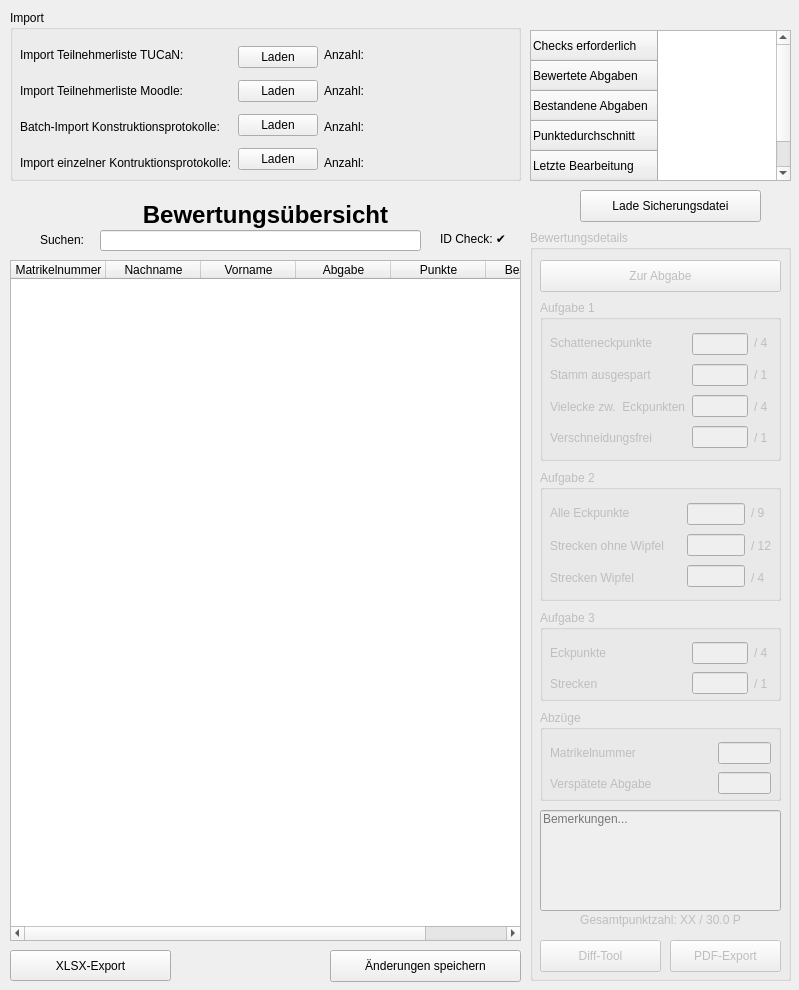
Before: the Qt Designer form gmvtestat.ui in Dimey/IIB_GMV-Testat, drawn with Qt 5.
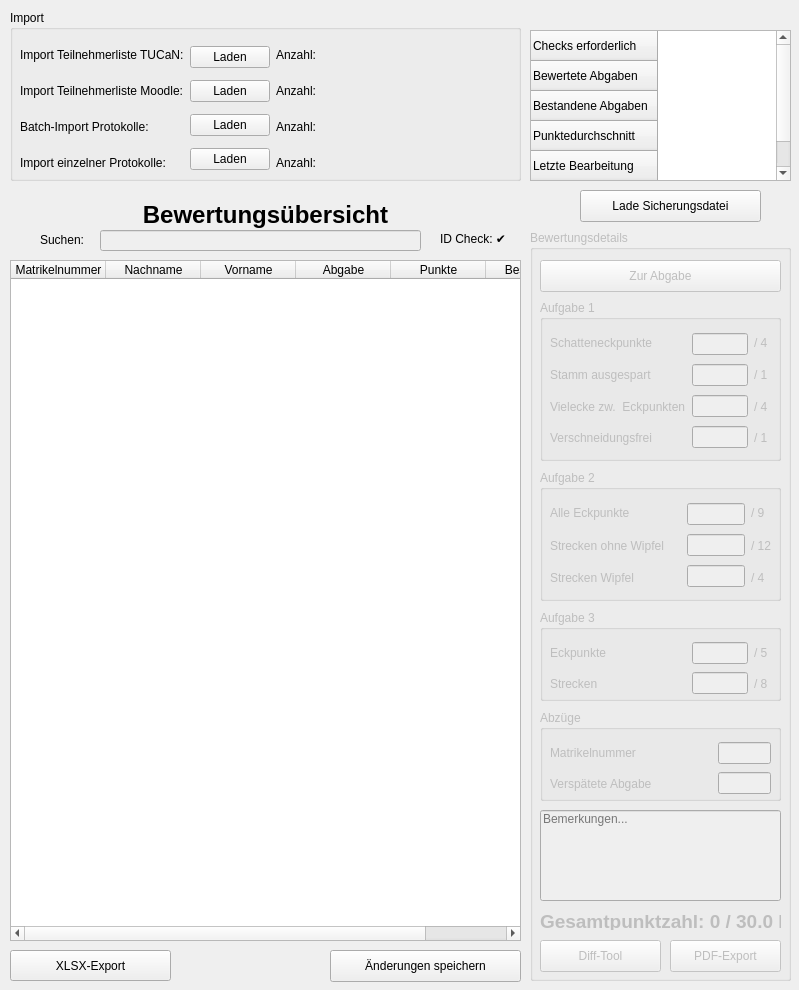
After: the same form once the commit is applied. Icons and pictures are not drawn.

What changed in the file:
```diff
--- a/gmvtestat.ui
+++ b/gmvtestat.ui
@@ -193,7 +193,7 @@
    </widget>
    <widget class="QLineEdit" name="lineEdit">
     <property name="enabled">
-     <bool>true</bool>
+     <bool>false</bool>
     </property>
     <property name="geometry">
      <rect>
@@ -242,7 +242,7 @@
       </rect>
      </property>
      <property name="text">
-      <string>Gesamtpunktzahl: XX / 30.0 P</string>
+      <string>&lt;html&gt;&lt;head/&gt;&lt;body&gt;&lt;p&gt;&lt;span style=&quot; font-size:14pt; font-weight:600;&quot;&gt;Gesamtpunktzahl: 0 / 30.0 P&lt;/span&gt;&lt;/p&gt;&lt;/body&gt;&lt;/html&gt;</string>
      </property>
      <property name="textFormat">
       <enum>Qt::MarkdownText</enum>
@@ -289,7 +289,7 @@
      <property name="title">
       <string>Aufgabe 1</string>
      </property>
-     <widget class="QWidget" name="">
+     <widget class="QWidget" name="layoutWidget">
       <property name="geometry">
        <rect>
         <x>10</x>
@@ -561,14 +561,14 @@
          <item>
           <widget class="QLabel" name="label_33">
            <property name="text">
-            <string>/ 4 </string>
+            <string>/ 5 </string>
            </property>
           </widget>
          </item>
          <item>
           <widget class="QLabel" name="label_34">
            <property name="text">
-            <string>/ 1</string>
+            <string>/ 8</string>
            </property>
           </widget>
          </item>
@@ -589,7 +589,7 @@
      <property name="title">
       <string>Abzüge</string>
      </property>
-     <widget class="QWidget" name="">
+     <widget class="QWidget" name="layoutWidget">
       <property name="geometry">
        <rect>
         <x>10</x>
@@ -647,7 +647,7 @@
        <x>10</x>
        <y>580</y>
        <width>241</width>
-       <height>101</height>
+       <height>91</height>
       </rect>
      </property>
      <property name="alignment">
@@ -675,7 +675,7 @@
       <rect>
        <x>10</x>
        <y>30</y>
-       <width>441</width>
+       <width>391</width>
        <height>138</height>
       </rect>
      </property>
@@ -704,14 +704,14 @@
           <item>
            <widget class="QLabel" name="label_3">
             <property name="text">
-             <string>Batch-Import Konstruktionsprotokolle:</string>
+             <string>Batch-Import Protokolle:</string>
             </property>
            </widget>
           </item>
           <item>
            <widget class="QLabel" name="label_4">
             <property name="text">
-             <string>Import einzelner Kontruktionsprotokolle:</string>
+             <string>Import einzelner Protokolle:</string>
             </property>
            </widget>
           </item>
```
